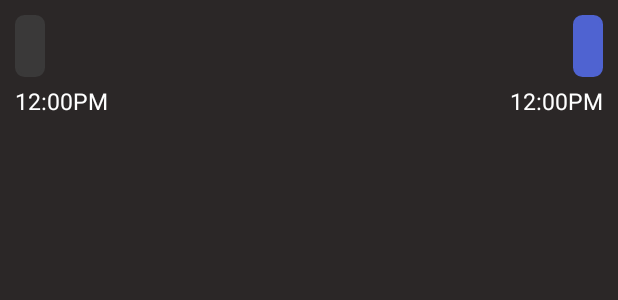
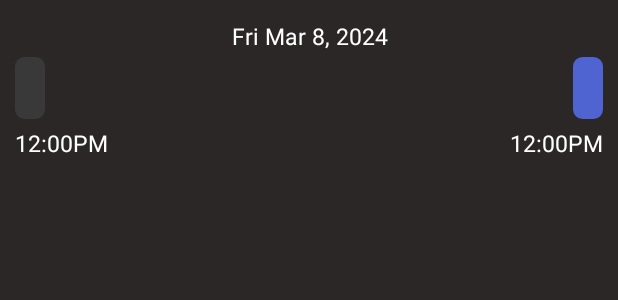
Before and after one commit to takhtart/Locktalk_MessageApp, an Android app: the layout chat_bubble_row.xml on its own in the app's theme, with its tools: preview values and no code run, on a phone screen of 412 x 824 dp. Shown: the top 300 px of the screen. Run offline under Robolectric (Android 15) with nearby library versions, the phone set to English and light mode, and no system bars.

Commit message:
Added Time And Date To Chat, Add. Encrypt Fix

```diff
--- a/app/src/main/java/com/example/locktalk_messageapp/adapters/MessagesAdapter.java
+++ b/app/src/main/java/com/example/locktalk_messageapp/adapters/MessagesAdapter.java
@@ -20,6 +20,7 @@ import androidx.work.WorkManager;
 import com.example.locktalk_messageapp.controllers.Chat;
 import com.example.locktalk_messageapp.controllers.Login;
 import com.example.locktalk_messageapp.models.ChatRoomHandler;
+import com.example.locktalk_messageapp.qolfunctions.EncryptionManager;
 import com.example.locktalk_messageapp.qolfunctions.FirebaseFunctions;
 import com.example.locktalk_messageapp.qolfunctions.GeneralFunctions;
 import com.example.locktalk_messageapp.R;
@@ -54,6 +55,7 @@ public class MessagesAdapter extends FirestoreRecyclerAdapter<ChatRoomHandler,Me
 
                DirHandler emp2 = task.getResult().toObject(DirHandler.class);
                holder.name.setText(emp2.getFirst_Name()+" "+emp2.getLast_Name());
+
 
                holder.messsage.setText(model.getLastmessage());
 
--- a/app/src/main/res/layout/chat_bubble_row.xml
+++ b/app/src/main/res/layout/chat_bubble_row.xml
@@ -3,7 +3,29 @@
     android:layout_width="match_parent"
     android:layout_height="wrap_content"
     xmlns:tools="http://schemas.android.com/tools"
+    xmlns:app="http://schemas.android.com/apk/res-auto"
     android:padding="10dp">
+
+    <LinearLayout
+        android:id="@+id/date"
+        android:layout_width="match_parent"
+        android:layout_height="wrap_content"
+        android:padding="3dp">
+
+        <TextView
+            android:id="@+id/date_text"
+            android:layout_width="match_parent"
+            android:layout_height="wrap_content"
+            android:textAlignment="center"
+            android:textColor="@color/white"
+            android:textSize="15sp"
+            tools:text="Fri Mar 8, 2024"
+
+
+            />
+
+    </LinearLayout>
+
 
     <LinearLayout
         android:id="@+id/left_bubble"
@@ -12,6 +34,7 @@
         android:padding="10dp"
         android:background="@drawable/textinputbubble"
         android:backgroundTint="@color/sent_mes"
+        android:layout_below="@id/date"
         android:layout_marginEnd="70dp">
 
         <TextView
@@ -36,6 +59,7 @@
         android:layout_height="wrap_content"
         android:padding="10dp"
         android:background="@drawable/textinputbubble"
+        android:layout_below="@id/date"
         android:backgroundTint="@color/rec_mes"
         android:layout_alignParentEnd="true"
         android:layout_marginStart="70dp"
```
Also changed, not shown: app/src/main/java/com/example/locktalk_messageapp/adapters/ChatAdapter.java (+30 -5 lines), app/src/main/java/com/example/locktalk_messageapp/models/ChatRoomHandler.java (+1 -6 lines), app/src/main/java/com/example/locktalk_messageapp/qolfunctions/FirebaseFunctions.java (+7 -1 lines).
